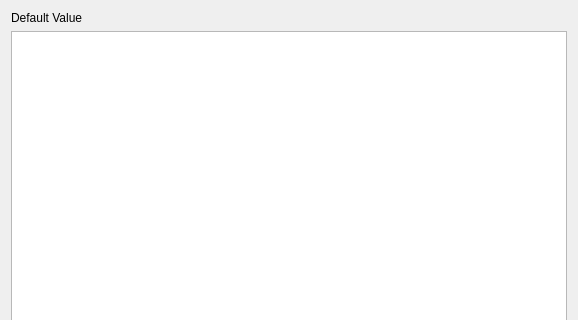
The window that src/Mod/Material/Gui/Array2D.ui (southseact-3d/fcd) describes before a commit, drawn with Qt 5; both pictures show x 0 to 578 and y 0 to 320 of the 578 by 557 pixel window.
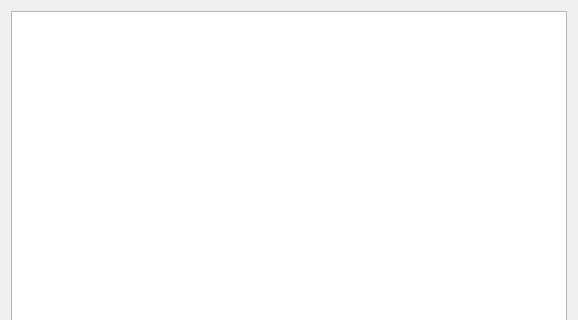
The same window after the commit. Custom widgets are drawn as their Qt base class.

Patch:
```diff
--- a/src/Mod/Material/Gui/Array2D.ui
+++ b/src/Mod/Material/Gui/Array2D.ui
@@ -14,24 +14,6 @@
    <string>2D Array</string>
   </property>
   <layout class="QVBoxLayout" name="verticalLayout">
-   <item>
-    <layout class="QHBoxLayout" name="horizontalLayout">
-     <item>
-      <widget class="QLabel" name="labelDefault">
-       <property name="text">
-        <string>Default Value</string>
-       </property>
-      </widget>
-     </item>
-     <item>
-      <widget class="Gui::QuantitySpinBox" name="editDefault" native="true">
-       <property name="unit" stdset="0">
-        <string notr="true"/>
-       </property>
-      </widget>
-     </item>
-    </layout>
-   </item>
    <item>
     <widget class="QTableView" name="tableView"/>
    </item>
@@ -47,13 +29,6 @@
    </item>
   </layout>
  </widget>
- <customwidgets>
-  <customwidget>
-   <class>Gui::QuantitySpinBox</class>
-   <extends>QWidget</extends>
-   <header>Gui/QuantitySpinBox.h</header>
-  </customwidget>
- </customwidgets>
  <resources/>
  <connections>
   <connection>
```
